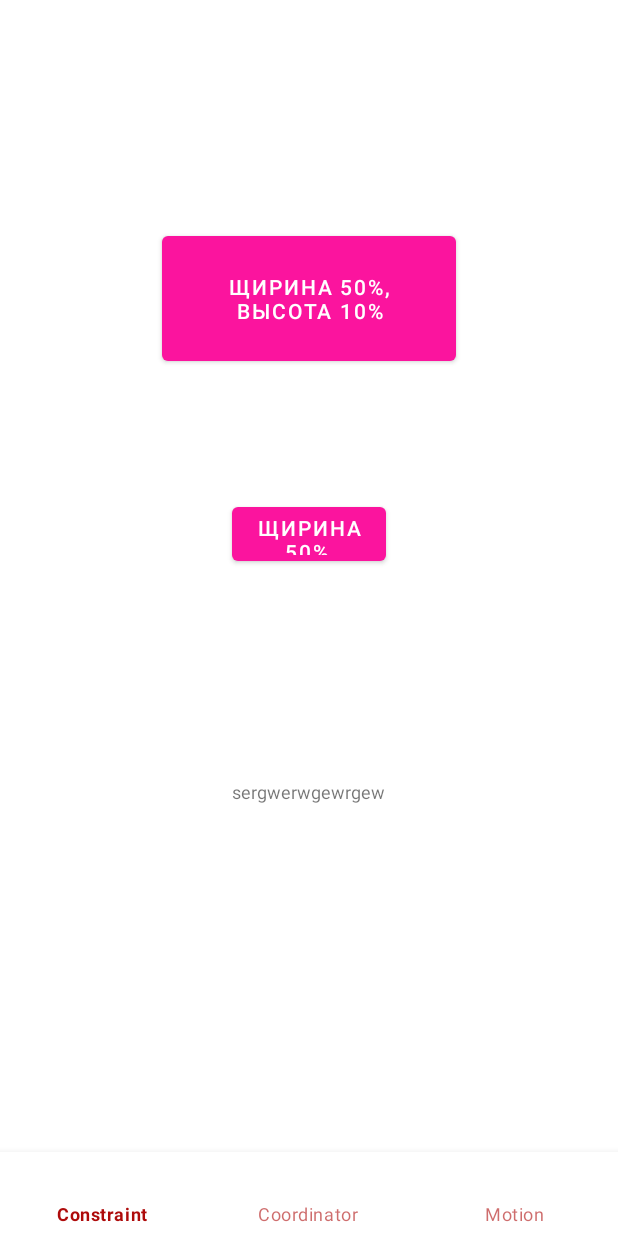
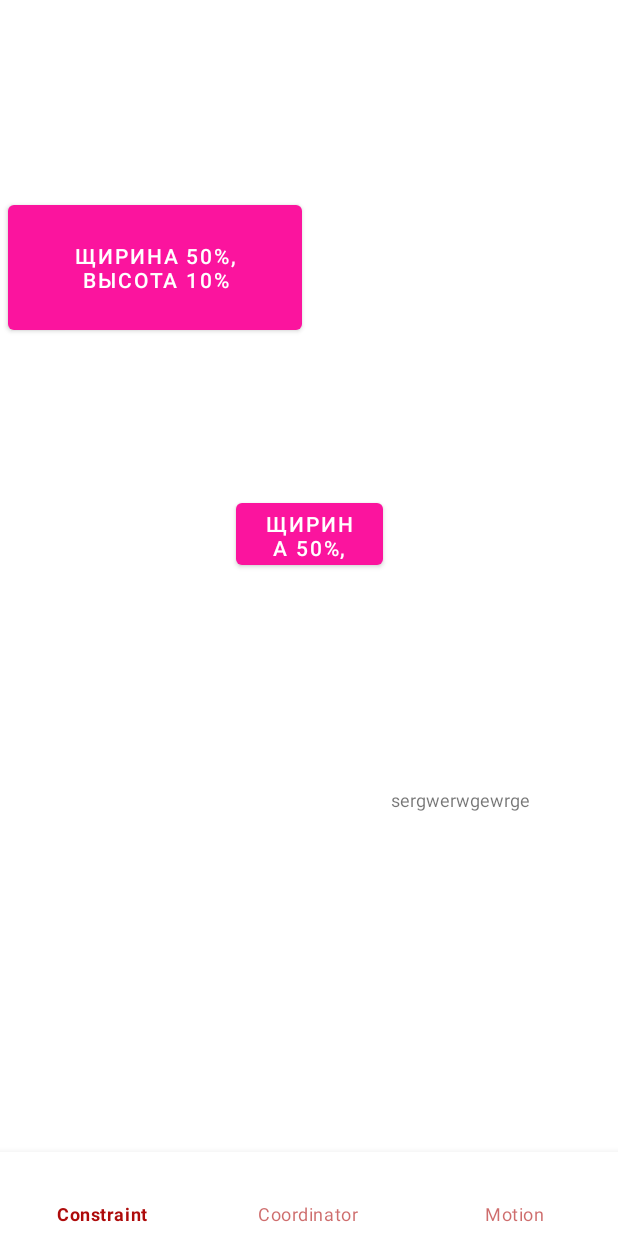
Before and after one commit to mentatusn/material_1797_1679_3, an Android app: the screen it shows after launch (LayoutActivity), on a phone screen of 412 x 824 dp. Run offline under Robolectric (Android 15) with nearby library versions, the phone set to English and light mode, and no system bars; Roboto replaces fonts that are not available here.

Commit message:
урок 4 guideLine - каркас, скелет нашего UI

```diff
--- a/app/src/main/res/layout/fragment_constraint.xml
+++ b/app/src/main/res/layout/fragment_constraint.xml
@@ -6,6 +6,47 @@
     android:layout_height="match_parent">
 
 
+    <androidx.constraintlayout.widget.Guideline
+        android:id="@+id/guideline1"
+        android:layout_width="wrap_content"
+        android:layout_height="wrap_content"
+        android:orientation="horizontal"
+        app:layout_constraintGuide_percent="0.25" />
+
+    <androidx.constraintlayout.widget.Guideline
+        android:id="@+id/guideline2"
+        android:layout_width="wrap_content"
+        android:layout_height="wrap_content"
+        android:orientation="horizontal"
+        app:layout_constraintGuide_percent="0.50" />
+
+    <androidx.constraintlayout.widget.Guideline
+        android:id="@+id/guideline3"
+        android:layout_width="wrap_content"
+        android:layout_height="wrap_content"
+        android:orientation="horizontal"
+        app:layout_constraintGuide_percent="0.75" />
+
+    <androidx.constraintlayout.widget.Guideline
+        android:id="@+id/guideline4"
+        android:layout_width="wrap_content"
+        android:layout_height="wrap_content"
+        android:orientation="vertical"
+        app:layout_constraintGuide_percent="0.25" />
+
+    <androidx.constraintlayout.widget.Guideline
+        android:id="@+id/guideline5"
+        android:layout_width="wrap_content"
+        android:layout_height="wrap_content"
+        android:orientation="vertical"
+        app:layout_constraintGuide_percent="0.50" />
+    <androidx.constraintlayout.widget.Guideline
+        android:id="@+id/guideline6"
+        android:layout_width="wrap_content"
+        android:layout_height="wrap_content"
+        android:orientation="vertical"
+        app:layout_constraintGuide_percent="0.75" />
+
     <com.google.android.material.button.MaterialButton
         android:id="@+id/btnOne"
         android:layout_width="196dp"
@@ -13,48 +54,38 @@
         android:insetTop="0dp"
         android:insetBottom="0dp"
         android:text="Щирина 50%, Высота 10%"
-        app:layout_constraintBottom_toBottomOf="parent"
-        app:layout_constraintEnd_toEndOf="parent"
+        app:layout_constraintBottom_toTopOf="@+id/guideline1"
+        app:layout_constraintEnd_toStartOf="@+id/guideline4"
         app:layout_constraintHeight_percent="0.1"
-        app:layout_constraintHorizontal_bias="0.5"
-        app:layout_constraintStart_toStartOf="parent"
-        app:layout_constraintTop_toTopOf="parent"
-        app:layout_constraintVertical_bias="0.25"
+        app:layout_constraintStart_toStartOf="@+id/guideline4"
+        app:layout_constraintTop_toTopOf="@+id/guideline1"
         app:layout_constraintWidth_percent="0.5" />
 
     <com.google.android.material.button.MaterialButton
         android:id="@+id/btnTwo"
-        android:layout_width="0dp"
-        android:layout_height="0dp"
+        android:layout_width="98dp"
+        android:layout_height="41dp"
         android:insetTop="0dp"
         android:insetBottom="0dp"
         android:text="Щирина 50%, Высота 10%"
-        app:layout_constraintBottom_toBottomOf="parent"
-        app:layout_constraintEnd_toEndOf="parent"
+        app:layout_constraintBottom_toTopOf="@+id/guideline2"
+        app:layout_constraintEnd_toStartOf="@+id/guideline5"
         app:layout_constraintHeight_percent="0.05"
-        app:layout_constraintHorizontal_bias="0.5"
-        app:layout_constraintStart_toStartOf="parent"
-
-        app:layout_constraintTop_toTopOf="parent"
-
-        app:layout_constraintVertical_bias="0.5"
-        app:layout_constraintWidth_percent="0.25"
-        tools:layout_editor_absoluteX="147dp"
-        tools:layout_editor_absoluteY="426dp" />
+        app:layout_constraintStart_toStartOf="@+id/guideline5"
+        app:layout_constraintTop_toTopOf="@+id/guideline2"
+        app:layout_constraintWidth_percent="0.25" />
 
     <TextView
         android:id="@+id/textView"
-        android:layout_width="0dp"
+        android:layout_width="98dp"
         android:layout_height="wrap_content"
         android:maxLines="1"
         android:text="sergwerwgewrgewrhjhsrthdasgerg"
         app:autoSizeTextType="uniform"
-        app:layout_constraintBottom_toBottomOf="parent"
-        app:layout_constraintEnd_toEndOf="parent"
-        app:layout_constraintHorizontal_bias="0.5"
-        app:layout_constraintStart_toStartOf="parent"
-        app:layout_constraintTop_toTopOf="parent"
-        app:layout_constraintVertical_bias="0.75"
+        app:layout_constraintBottom_toTopOf="@+id/guideline3"
+        app:layout_constraintEnd_toStartOf="@+id/guideline6"
+        app:layout_constraintStart_toStartOf="@+id/guideline6"
+        app:layout_constraintTop_toTopOf="@+id/guideline3"
         app:layout_constraintWidth_percent="0.25" />
 
 </androidx.constraintlayout.widget.ConstraintLayout>
```
